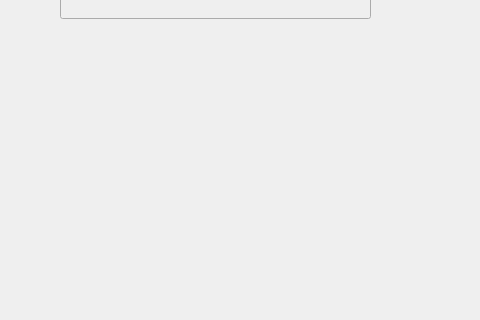
Before: the Qt Designer form solution.ui in khotiashova7/-, drawn with Qt 5; both pictures show x 600 to 1080 and y 442 to 762 of the 1080 by 762 pixel window.
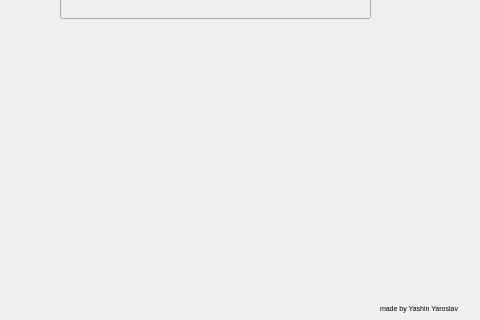
After: the same form once the commit is applied.

The edit to the form file:
```diff
--- a/solution.ui
+++ b/solution.ui
@@ -145,6 +145,22 @@
     <string>Неправильные глаголы в английском языке</string>
    </property>
   </widget>
+  <widget class="QLabel" name="label_6">
+   <property name="geometry">
+    <rect>
+     <x>980</x>
+     <y>740</y>
+     <width>100</width>
+     <height>20</height>
+    </rect>
+   </property>
+   <property name="styleSheet">
+    <string notr="true">font-size: 7px;</string>
+   </property>
+   <property name="text">
+    <string>made by Yashin Yaroslav</string>
+   </property>
+  </widget>
  </widget>
  <resources/>
  <connections/>
```
